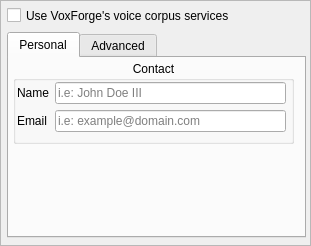
Above: res/ui/settingspane-voxforge.ui from smartboyhw/speechcontrol before the change. Below: the same form after it.
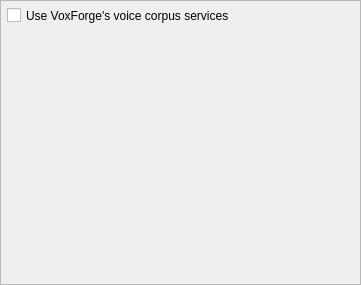
That is the form after the change.

```diff
--- a/res/ui/settingspane-voxforge.ui
+++ b/res/ui/settingspane-voxforge.ui
@@ -6,22 +6,10 @@
    <rect>
     <x>0</x>
     <y>0</y>
-    <width>311</width>
-    <height>246</height>
+    <width>361</width>
+    <height>285</height>
    </rect>
   </property>
-  <property name="minimumSize">
-   <size>
-    <width>311</width>
-    <height>246</height>
-   </size>
-  </property>
-  <property name="maximumSize">
-   <size>
-    <width>311</width>
-    <height>246</height>
-   </size>
-  </property>
   <property name="windowTitle">
    <string>Frame</string>
   </property>
@@ -36,8 +24,8 @@
     <rect>
      <x>7</x>
      <y>5</y>
-     <width>299</width>
-     <height>233</height>
+     <width>349</width>
+     <height>273</height>
     </rect>
    </property>
    <layout class="QVBoxLayout" name="verticalLayout">
@@ -61,86 +49,7 @@
      </widget>
     </item>
     <item>
-     <widget class="QTabWidget" name="tabWidget">
-      <property name="currentIndex">
-       <number>0</number>
-      </property>
-      <widget class="QWidget" name="tabPersonal">
-       <attribute name="title">
-        <string>Personal</string>
-       </attribute>
-       <widget class="QGroupBox" name="groupBox">
-        <property name="geometry">
-         <rect>
-          <x>4</x>
-          <y>3</y>
-          <width>281</width>
-          <height>83</height>
-         </rect>
-        </property>
-        <property name="title">
-         <string>Contact</string>
-        </property>
-        <property name="alignment">
-         <set>Qt::AlignHCenter|Qt::AlignTop</set>
-        </property>
-        <property name="flat">
-         <bool>false</bool>
-        </property>
-        <property name="checkable">
-         <bool>false</bool>
-        </property>
-        <widget class="QWidget" name="formLayoutWidget">
-         <property name="geometry">
-          <rect>
-           <x>4</x>
-           <y>21</y>
-           <width>269</width>
-           <height>55</height>
-          </rect>
-         </property>
-         <layout class="QFormLayout" name="formLayout">
-          <item row="0" column="0">
-           <widget class="QLabel" name="nameLabel">
-            <property name="text">
-             <string>Name</string>
-            </property>
-           </widget>
-          </item>
-          <item row="0" column="1">
-           <widget class="QLineEdit" name="nameLineEdit">
-            <property name="placeholderText">
-             <string>i.e: John Doe III</string>
-            </property>
-           </widget>
-          </item>
-          <item row="1" column="0">
-           <widget class="QLabel" name="emailLabel">
-            <property name="text">
-             <string>Email</string>
-            </property>
-           </widget>
-          </item>
-          <item row="1" column="1">
-           <widget class="QLineEdit" name="emailLineEdit">
-            <property name="text">
-             <string/>
-            </property>
-            <property name="placeholderText">
-             <string>i.e: example@domain.com</string>
-            </property>
-           </widget>
-          </item>
-         </layout>
-        </widget>
-       </widget>
-      </widget>
-      <widget class="QWidget" name="tabAdvanced">
-       <attribute name="title">
-        <string>Advanced</string>
-       </attribute>
-      </widget>
-     </widget>
+     <widget class="QWidget" name="widget" native="true"/>
     </item>
    </layout>
   </widget>
```
